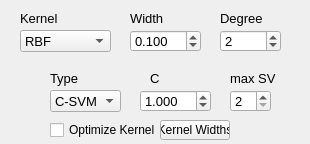
The window that _AlgorithmsPlugins/KernelMethods/paramsSVM.ui (b4silio/MLDemos) describes before a commit, drawn with Qt 5.
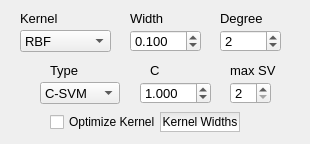
The same window after the commit.

Diff of the .ui file:
```diff
--- a/_AlgorithmsPlugins/KernelMethods/paramsSVM.ui
+++ b/_AlgorithmsPlugins/KernelMethods/paramsSVM.ui
@@ -60,7 +60,7 @@
    <property name="geometry">
     <rect>
      <x>230</x>
-     <y>70</y>
+     <y>62</y>
      <width>50</width>
      <height>16</height>
     </rect>
@@ -96,7 +96,7 @@
    <property name="geometry">
     <rect>
      <x>150</x>
-     <y>70</y>
+     <y>62</y>
      <width>51</width>
      <height>16</height>
     </rect>
@@ -113,9 +113,9 @@
   <widget class="QComboBox" name="svmTypeCombo">
    <property name="geometry">
     <rect>
-     <x>50</x>
-     <y>90</y>
-     <width>71</width>
+     <x>40</x>
+     <y>82</y>
+     <width>80</width>
      <height>22</height>
     </rect>
    </property>
@@ -151,7 +151,7 @@
    <property name="geometry">
     <rect>
      <x>50</x>
-     <y>70</y>
+     <y>62</y>
      <width>61</width>
      <height>16</height>
     </rect>
@@ -223,7 +223,7 @@
    <property name="geometry">
     <rect>
      <x>230</x>
-     <y>90</y>
+     <y>82</y>
      <width>41</width>
      <height>22</height>
     </rect>
@@ -292,7 +292,7 @@
    <property name="geometry">
     <rect>
      <x>140</x>
-     <y>90</y>
+     <y>82</y>
      <width>71</width>
      <height>22</height>
     </rect>
@@ -329,7 +329,7 @@
    <property name="geometry">
     <rect>
      <x>50</x>
-     <y>120</y>
+     <y>112</y>
      <width>110</width>
      <height>20</height>
     </rect>
@@ -347,8 +347,8 @@
    <property name="geometry">
     <rect>
      <x>160</x>
-     <y>120</y>
-     <width>70</width>
+     <y>112</y>
+     <width>80</width>
      <height>20</height>
     </rect>
    </property>
@@ -357,6 +357,18 @@
      <pointsize>9</pointsize>
     </font>
    </property>
+   <property name="styleSheet">
+    <string notr="true">QPushButton {
+border-style: ridge;
+border-width: 1px;
+border-color: gray;
+background-color: qlineargradient( x1:0 y1:-0.5, x2:0 y2:0.75, stop:0 lightgray, stop:1 white);
+}
+
+QPushButton:pressed {
+background-color: qlineargradient( x1:0 y1:-0.5, x2:0 y2:1, stop:0 gray, stop:1 lightgray);
+}</string>
+   </property>
    <property name="text">
     <string>Kernel Widths</string>
    </property>
```
